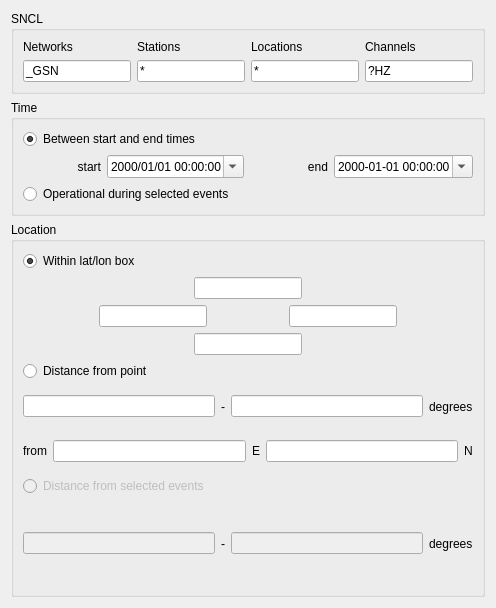
Before: the Qt Designer form pyweed/StationQueryDialog.ui in iris-edu/pyweed, drawn with Qt 5.
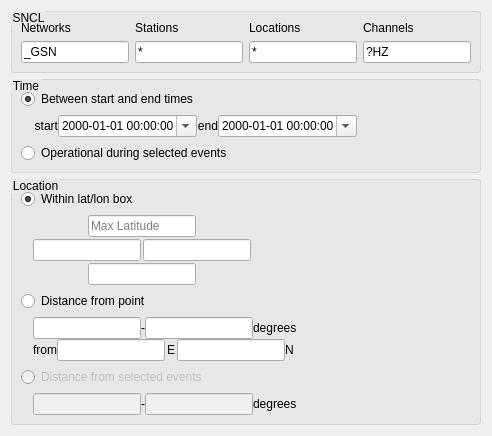
After: the same form once the commit is applied.

Commit message: Playing around with the UI #5421

What changed in the file:
```diff
--- a/pyweed/StationQueryDialog.ui
+++ b/pyweed/StationQueryDialog.ui
@@ -2,13 +2,31 @@
 <ui version="4.0">
  <class>StationQueryDialog</class>
  <widget class="QDialog" name="StationQueryDialog">
+  <property name="sizePolicy">
+   <sizepolicy hsizetype="Preferred" vsizetype="Preferred">
+    <horstretch>0</horstretch>
+    <verstretch>0</verstretch>
+   </sizepolicy>
+  </property>
   <property name="windowTitle">
    <string>Dialog</string>
   </property>
+  <property name="styleSheet">
+   <string notr="true">QGroupBox {
+    background-color: #e7e7e7;
+    border: 1px solid lightGray;
+    border-radius: 3px;
+	margin-top: 1em;
+}
+
+QGroupBox::title {
+	subcontrol-origin: margin;
+    font-size: 12px;
+}
+</string>
+  </property>
   <layout class="QVBoxLayout" name="verticalLayout">
    <item>
-    <layout class="QVBoxLayout" name="verticalLayout_3">
-     <item>
       <widget class="QGroupBox" name="SNCLGroupBox">
        <property name="title">
         <string>SNCL</string>
@@ -93,8 +111,6 @@
        </property>
        <layout class="QVBoxLayout" name="verticalLayout_2">
         <item>
-         <layout class="QVBoxLayout" name="verticalLayout_10">
-          <item>
            <widget class="QRadioButton" name="timeBetweenRadioButton">
             <property name="enabled">
              <bool>true</bool>
@@ -108,6 +124,14 @@
            </widget>
           </item>
           <item>
+       <layout class="QHBoxLayout" name="horizontalLayout_10">
+        <property name="spacing">
+         <number>0</number>
+        </property>
+        <property name="leftMargin">
+         <number>12</number>
+        </property>
+        <item>
            <layout class="QHBoxLayout" name="horizontalLayout_3">
             <item>
              <widget class="QLabel" name="starttimeLabel">
@@ -125,7 +149,7 @@
                <set>Qt::AlignLeading|Qt::AlignLeft|Qt::AlignVCenter</set>
               </property>
               <property name="displayFormat">
-               <string>yyyy/dd/MM HH:mm:ss</string>
+             <string>yyyy-MM-dd hh:mm:ss</string>
               </property>
               <property name="calendarPopup">
                <bool>true</bool>
@@ -157,7 +181,7 @@
                <bool>false</bool>
               </property>
               <property name="displayFormat">
-               <string>yyyy-dd-MM HH:mm:ss</string>
+             <string>yyyy-MM-dd hh:mm:ss</string>
               </property>
               <property name="calendarPopup">
                <bool>true</bool>
@@ -172,6 +196,19 @@
             </item>
            </layout>
           </item>
+        <item>
+         <spacer name="horizontalSpacer_2">
+          <property name="orientation">
+           <enum>Qt::Horizontal</enum>
+          </property>
+          <property name="sizeHint" stdset="0">
+           <size>
+            <width>40</width>
+            <height>20</height>
+           </size>
+          </property>
+         </spacer>
+        </item>
          </layout>
         </item>
         <item>
@@ -186,19 +223,11 @@
      </item>
      <item>
       <widget class="QGroupBox" name="locationGroupBox">
-       <property name="minimumSize">
-        <size>
-         <width>0</width>
-         <height>375</height>
-        </size>
-       </property>
        <property name="title">
         <string>Location</string>
        </property>
        <layout class="QVBoxLayout" name="verticalLayout_4">
         <item>
-         <layout class="QVBoxLayout" name="verticalLayout_6">
-          <item>
            <widget class="QRadioButton" name="locationRangeRadioButton">
             <property name="text">
              <string>Within lat/lon box</string>
@@ -209,7 +238,33 @@
            </widget>
           </item>
           <item>
+       <layout class="QHBoxLayout" name="locationRangeLayout" stretch="0,1">
+        <property name="spacing">
+         <number>0</number>
+        </property>
+        <property name="leftMargin">
+         <number>12</number>
+        </property>
+        <item>
+         <layout class="QVBoxLayout" name="verticalLayout_7">
+          <property name="spacing">
+           <number>2</number>
+          </property>
+          <item>
            <layout class="QHBoxLayout" name="horizontalLayout_4">
+            <item>
+             <spacer name="horizontalSpacer_6">
+              <property name="orientation">
+               <enum>Qt::Horizontal</enum>
+              </property>
+              <property name="sizeHint" stdset="0">
+               <size>
+                <width>40</width>
+                <height>20</height>
+               </size>
+              </property>
+             </spacer>
+            </item>
             <item>
              <widget class="QLineEdit" name="locationRangeNorthLineEdit">
               <property name="sizePolicy">
@@ -218,11 +273,27 @@
                 <verstretch>0</verstretch>
                </sizepolicy>
               </property>
-              <property name="alignment">
-               <set>Qt::AlignCenter</set>
+              <property name="placeholderText">
+               <string>Max Latitude</string>
               </property>
              </widget>
             </item>
+            <item>
+             <spacer name="horizontalSpacer_5">
+              <property name="orientation">
+               <enum>Qt::Horizontal</enum>
+              </property>
+              <property name="sizeType">
+               <enum>QSizePolicy::Expanding</enum>
+              </property>
+              <property name="sizeHint" stdset="0">
+               <size>
+                <width>40</width>
+                <height>20</height>
+               </size>
+              </property>
+             </spacer>
+            </item>
            </layout>
           </item>
           <item>
@@ -235,9 +306,6 @@
                 <verstretch>0</verstretch>
                </sizepolicy>
               </property>
-              <property name="alignment">
-               <set>Qt::AlignCenter</set>
-              </property>
              </widget>
             </item>
             <item>
@@ -248,15 +316,25 @@
                 <verstretch>0</verstretch>
                </sizepolicy>
               </property>
-              <property name="alignment">
-               <set>Qt::AlignCenter</set>
-              </property>
              </widget>
             </item>
            </layout>
           </item>
           <item>
            <layout class="QHBoxLayout" name="horizontalLayout_5">
+            <item>
+             <spacer name="horizontalSpacer_7">
+              <property name="orientation">
+               <enum>Qt::Horizontal</enum>
+              </property>
+              <property name="sizeHint" stdset="0">
+               <size>
+                <width>40</width>
+                <height>20</height>
+               </size>
+              </property>
+             </spacer>
+            </item>
             <item>
              <widget class="QLineEdit" name="locationRangeSouthLineEdit">
               <property name="sizePolicy">
@@ -265,19 +343,40 @@
                 <verstretch>0</verstretch>
                </sizepolicy>
               </property>
-              <property name="alignment">
-               <set>Qt::AlignCenter</set>
-              </property>
              </widget>
             </item>
+            <item>
+             <spacer name="horizontalSpacer_8">
+              <property name="orientation">
+               <enum>Qt::Horizontal</enum>
+              </property>
+              <property name="sizeHint" stdset="0">
+               <size>
+                <width>40</width>
+                <height>20</height>
+               </size>
+              </property>
+             </spacer>
+            </item>
            </layout>
           </item>
          </layout>
         </item>
         <item>
-         <layout class="QVBoxLayout" name="verticalLayout_8">
-          <item>
-           <layout class="QVBoxLayout" name="verticalLayout_7">
+         <spacer name="horizontalSpacer_4">
+          <property name="orientation">
+           <enum>Qt::Horizontal</enum>
+          </property>
+          <property name="sizeHint" stdset="0">
+           <size>
+            <width>40</width>
+            <height>20</height>
+           </size>
+          </property>
+         </spacer>
+        </item>
+       </layout>
+      </item>
             <item>
              <widget class="QRadioButton" name="locationDistanceFromPointRadioButton">
               <property name="enabled">
@@ -289,12 +388,28 @@
              </widget>
             </item>
             <item>
+       <layout class="QHBoxLayout" name="horizontalLayout_9">
+        <property name="spacing">
+         <number>0</number>
+        </property>
+        <property name="leftMargin">
+         <number>12</number>
+        </property>
+        <item>
+         <layout class="QVBoxLayout" name="verticalLayout_11">
+          <item>
              <layout class="QHBoxLayout" name="horizontalLayout_6">
               <item>
                <widget class="QLineEdit" name="distanceFromPointMinRadiusLineEdit">
                 <property name="enabled">
                  <bool>true</bool>
                 </property>
+              <property name="sizePolicy">
+               <sizepolicy hsizetype="Fixed" vsizetype="Fixed">
+                <horstretch>0</horstretch>
+                <verstretch>0</verstretch>
+               </sizepolicy>
+              </property>
                </widget>
               </item>
               <item>
@@ -315,6 +430,12 @@
                 <property name="enabled">
                  <bool>true</bool>
                 </property>
+              <property name="sizePolicy">
+               <sizepolicy hsizetype="Fixed" vsizetype="Fixed">
+                <horstretch>0</horstretch>
+                <verstretch>0</verstretch>
+               </sizepolicy>
+              </property>
                </widget>
               </item>
               <item>
@@ -349,6 +470,12 @@
                 <property name="enabled">
                  <bool>true</bool>
                 </property>
+              <property name="sizePolicy">
+               <sizepolicy hsizetype="Fixed" vsizetype="Fixed">
+                <horstretch>0</horstretch>
+                <verstretch>0</verstretch>
+               </sizepolicy>
+              </property>
                </widget>
               </item>
               <item>
@@ -369,6 +496,12 @@
                 <property name="enabled">
                  <bool>true</bool>
                 </property>
+              <property name="sizePolicy">
+               <sizepolicy hsizetype="Fixed" vsizetype="Fixed">
+                <horstretch>0</horstretch>
+                <verstretch>0</verstretch>
+               </sizepolicy>
+              </property>
                </widget>
               </item>
               <item>
@@ -385,10 +518,21 @@
             </item>
            </layout>
           </item>
-         </layout>
-        </item>
         <item>
-         <layout class="QVBoxLayout" name="verticalLayout_9">
+         <spacer name="horizontalSpacer_9">
+          <property name="orientation">
+           <enum>Qt::Horizontal</enum>
+          </property>
+          <property name="sizeHint" stdset="0">
+           <size>
+            <width>0</width>
+            <height>0</height>
+           </size>
+          </property>
+         </spacer>
+        </item>
+       </layout>
+      </item>
           <item>
            <widget class="QRadioButton" name="locationDistanceFromEventsRadioButton">
             <property name="enabled">
@@ -401,11 +545,25 @@
           </item>
           <item>
            <layout class="QHBoxLayout" name="horizontalLayout_2">
+        <property name="spacing">
+         <number>0</number>
+        </property>
+        <property name="leftMargin">
+         <number>12</number>
+        </property>
+        <item>
+         <layout class="QHBoxLayout" name="horizontalLayout_11">
             <item>
              <widget class="QLineEdit" name="distanceFromEventsMinradiusLineEdit">
               <property name="enabled">
                <bool>false</bool>
               </property>
+            <property name="sizePolicy">
+             <sizepolicy hsizetype="Fixed" vsizetype="Fixed">
+              <horstretch>0</horstretch>
+              <verstretch>0</verstretch>
+             </sizepolicy>
+            </property>
              </widget>
             </item>
             <item>
@@ -426,6 +584,12 @@
               <property name="enabled">
                <bool>false</bool>
               </property>
+            <property name="sizePolicy">
+             <sizepolicy hsizetype="Fixed" vsizetype="Fixed">
+              <horstretch>0</horstretch>
+              <verstretch>0</verstretch>
+             </sizepolicy>
+            </property>
              </widget>
             </item>
             <item>
@@ -440,12 +604,23 @@
             </item>
            </layout>
           </item>
+        <item>
+         <spacer name="horizontalSpacer">
+          <property name="orientation">
+           <enum>Qt::Horizontal</enum>
+          </property>
+          <property name="sizeHint" stdset="0">
+           <size>
+            <width>40</width>
+            <height>20</height>
+           </size>
+          </property>
+         </spacer>
+        </item>
          </layout>
         </item>
        </layout>
       </widget>
-     </item>
-    </layout>
    </item>
   </layout>
  </widget>
```
Left out of the diff: 5 changed lines with no effect on the pictures. Lines whose indentation alone changed are shown as unchanged. The commit also changes 5 other files.
